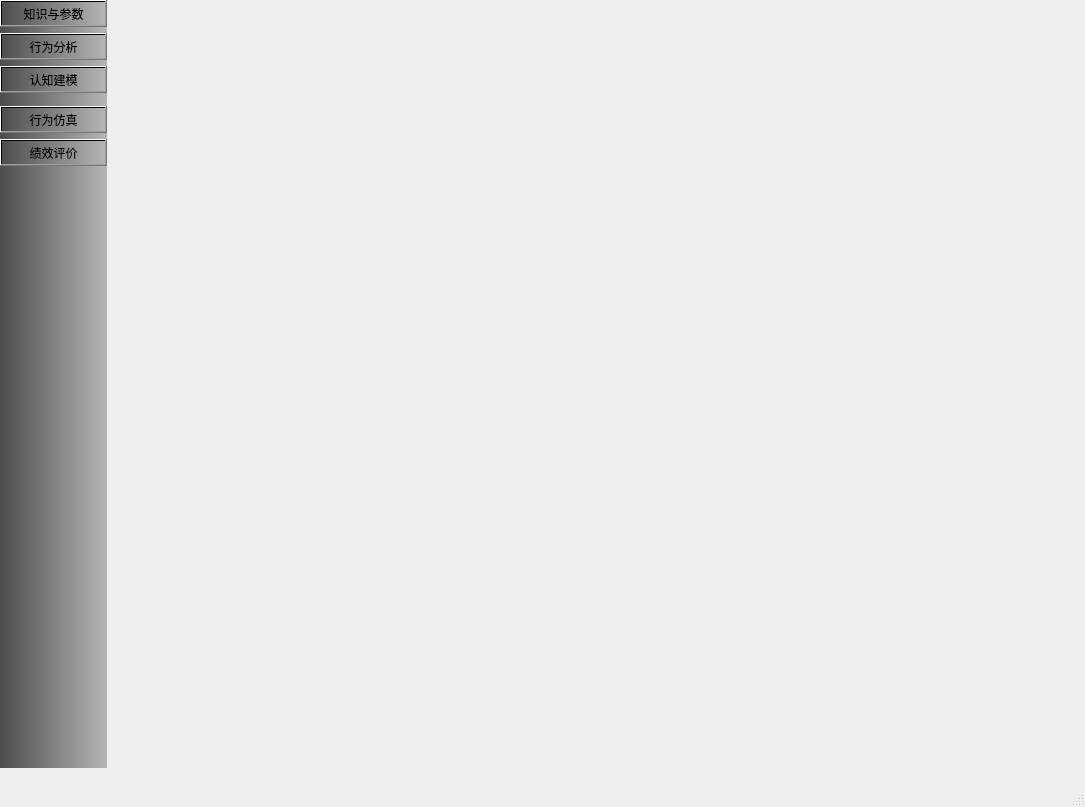
Qt form ui/mian.ui (13385877395/HCI) before a commit.
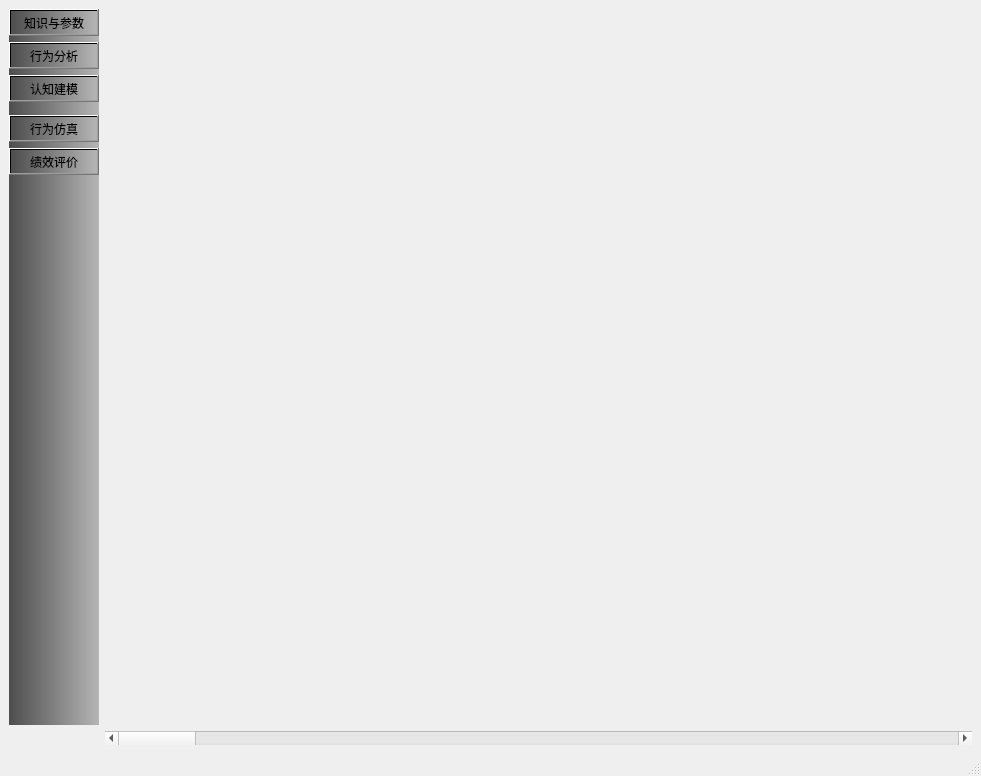
The same form after that commit. Icons and pictures are not drawn.

```diff
--- a/ui/mian.ui
+++ b/ui/mian.ui
@@ -6,23 +6,17 @@
    <rect>
     <x>0</x>
     <y>0</y>
-    <width>1085</width>
-    <height>807</height>
+    <width>981</width>
+    <height>776</height>
    </rect>
   </property>
   <property name="windowTitle">
    <string>MainWindow</string>
   </property>
   <widget class="QWidget" name="centralwidget">
+   <layout class="QGridLayout" name="gridLayout_3">
+    <item row="0" column="0">
    <widget class="QWidget" name="sideBar" native="true">
-    <property name="geometry">
-     <rect>
-      <x>0</x>
-      <y>0</y>
-      <width>107</width>
-      <height>768</height>
-     </rect>
-    </property>
     <property name="sizePolicy">
      <sizepolicy hsizetype="Fixed" vsizetype="Preferred">
       <horstretch>0</horstretch>
@@ -227,17 +221,18 @@
     <zorder>toolButton_3</zorder>
     <zorder>toolButton_4</zorder>
    </widget>
-   <widget class="QWidget" name="gridLayoutWidget">
-    <property name="geometry">
-     <rect>
-      <x>110</x>
-      <y>0</y>
-      <width>971</width>
-      <height>781</height>
-     </rect>
-    </property>
+    </item>
+    <item row="0" column="1">
     <layout class="QGridLayout" name="gridLayout"/>
-   </widget>
+    </item>
+    <item row="1" column="1">
+     <widget class="QScrollBar" name="horizontalScrollBar">
+      <property name="orientation">
+       <enum>Qt::Horizontal</enum>
+      </property>
+     </widget>
+    </item>
+   </layout>
   </widget>
   <widget class="QMenuBar" name="menubar">
    <property name="geometry">
```
Left out of the diff: 2 changed lines with no effect on the pictures. Lines whose indentation alone changed are shown as unchanged.
